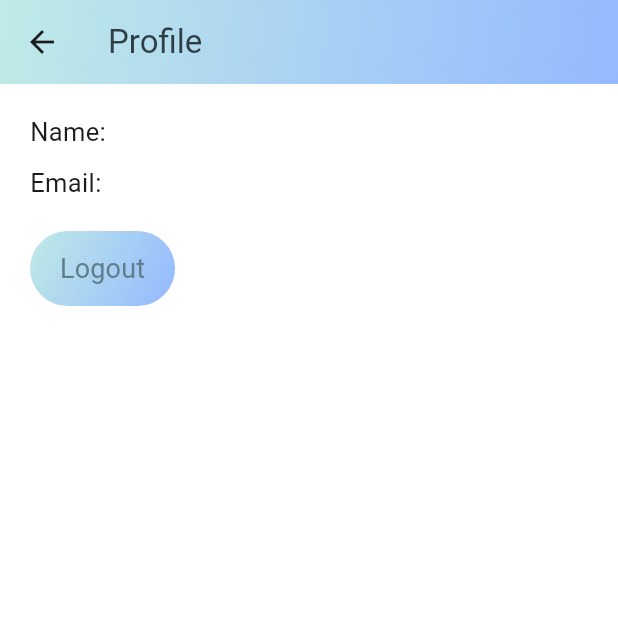
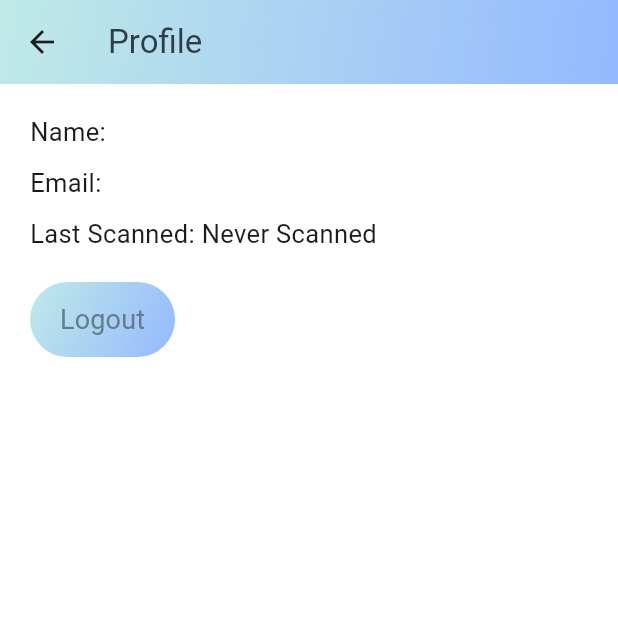
Before and after one commit to SpandanaKamkar/Smart-Oral-Health-Monitor, a Flutter app: the ProfilePage screen opened directly with empty values, on a phone screen of 412 x 824 dp, the top half of it. Run offline on Flutter 3.47's test engine with Material 3 defaults, Android fonts, the phone set to English and light mode, and no system bars; our stand-ins replace fluttertoast, image_picker, shared_preferences, youtube_player_flutter; missing offline and left inert: mongo_dart; accounts and stored records are empty.

Commit message:
Added last scanned functionality

```diff
--- a/lib/profile_page.dart
+++ b/lib/profile_page.dart
@@ -1,6 +1,7 @@
 import 'package:flutter/material.dart';
 import '../services/mongo_service.dart';
 import '../pages/login_page.dart';
+import 'package:intl/intl.dart';
 
 class ProfilePage extends StatelessWidget {
   final Map<String, dynamic> user;
@@ -13,6 +14,16 @@ class ProfilePage extends StatelessWidget {
       context,
       MaterialPageRoute(builder: (context) => LoginPage()),
     );
+  }
+
+  String formatDateTime(String? dateTimeStr) {
+    if (dateTimeStr == null || dateTimeStr.isEmpty) return "Never Scanned";
+    try {
+      DateTime dateTime = DateTime.parse(dateTimeStr);
+      return DateFormat('yyyy-MM-dd HH:mm').format(dateTime);
+    } catch (e) {
+      return "Invalid Date";
+    }
   }
 
   @override
@@ -45,6 +56,11 @@ class ProfilePage extends StatelessWidget {
             Text("Name: ${user['name']}", style: TextStyle(fontSize: 17)),
             SizedBox(height: 10),
             Text("Email: ${user['email']}", style: TextStyle(fontSize: 17)),
+            SizedBox(height: 10),
+            Text(
+              "Last Scanned: ${formatDateTime(user['last_scanned'])}",
+              style: TextStyle(fontSize: 17),
+            ),
             SizedBox(height: 20),
             Container(
               decoration: BoxDecoration(
```
Also changed, not shown: lib/main.dart (+15 -0 lines), lib/services/mongo_service.dart (+14 -0 lines), 7 other files.
